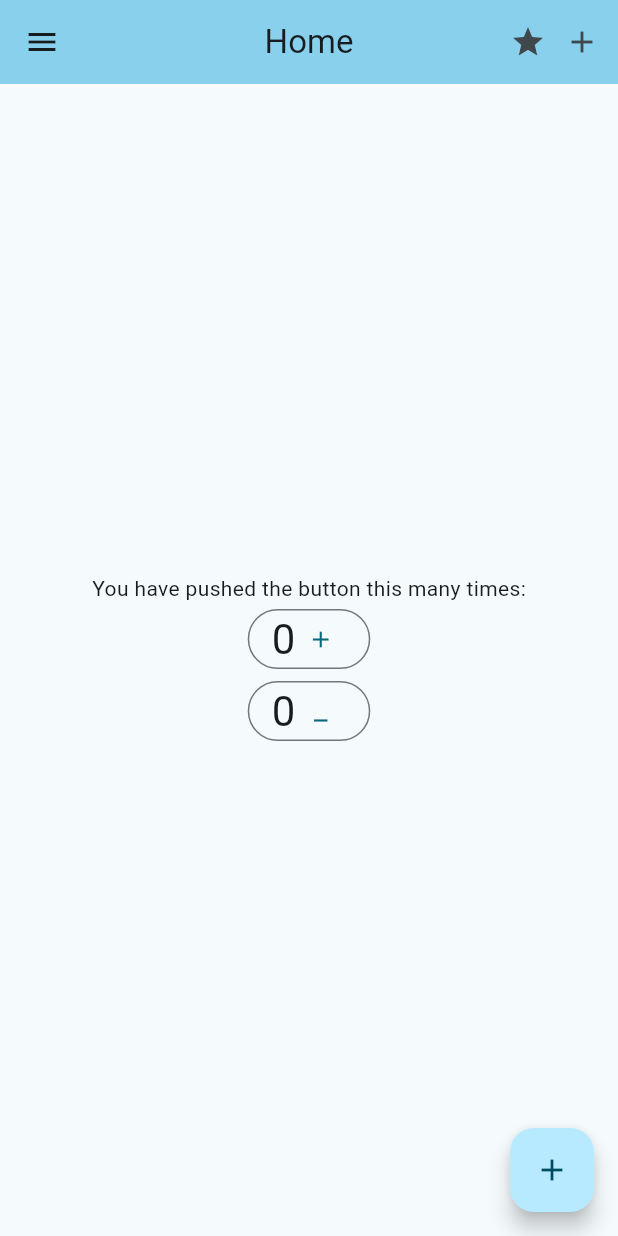
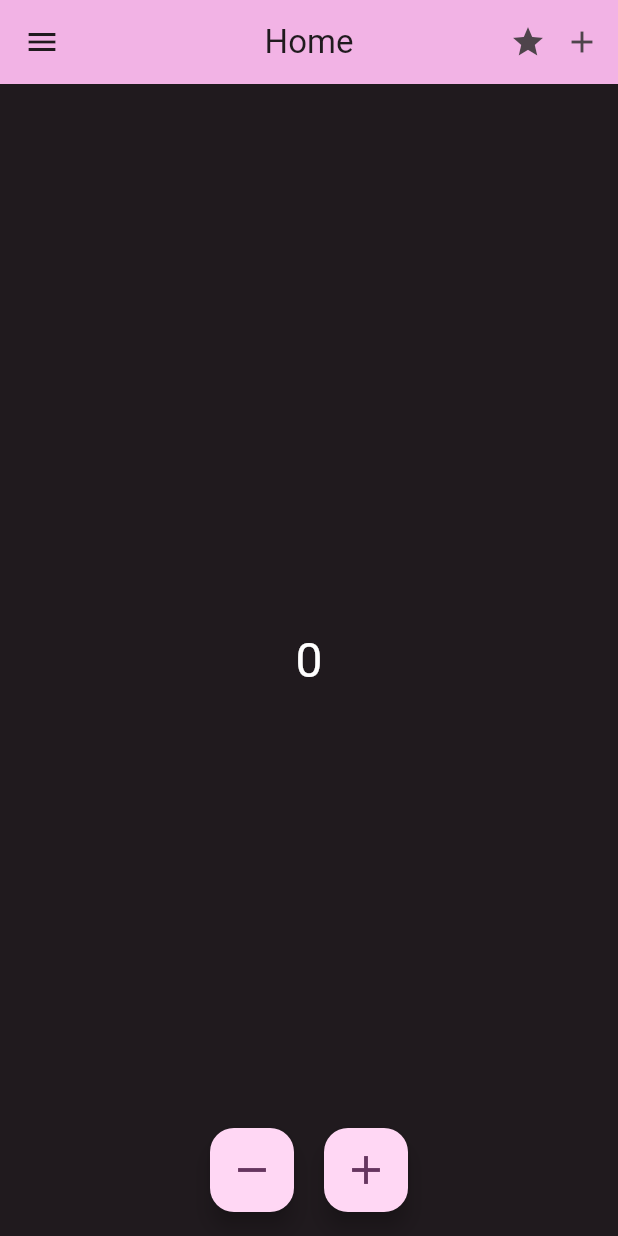
Before and after one commit to EsmailKhaleel/flutter_iti_training, a Flutter app: the screen it shows after launch, on a phone screen of 412 x 824 dp. Run offline on Flutter 3.47's test engine with Material 3 defaults, Android fonts, the light colour scheme and no system bars.

Commit message:
theme-added

```diff
--- a/lib/home_screen.dart
+++ b/lib/home_screen.dart
@@ -35,37 +35,32 @@ class _HomeScreenState extends State<HomeScreen> {
           IconButton(onPressed: _incrementCounter, icon: const Icon(Icons.add)),
         ],
       ),
-      body: Center(
-        child: Column(
-          mainAxisAlignment: MainAxisAlignment.center,
-          children: <Widget>[
-            const Text(
-              'You have pushed the button this many times:',
-            ),
-            OutlinedButton.icon(
-              label: const Icon(Icons.add),
-              onPressed: _incrementCounter,
-              icon: Text(
-                '$_counter',
-                style: Theme.of(context).textTheme.headlineMedium,
-              ),
-            ),
-            OutlinedButton.icon(
-              label: const Icon(Icons.minimize),
-              onPressed: _decrementCounter,
-              icon: Text(
-                '$_counter',
-                style: Theme.of(context).textTheme.headlineMedium,
-              ),
-            ),
-          ],
+      body: Container(
+        color: Theme.of(context).colorScheme.onSurface,
+        child: Center(
+          child: Text(
+            '$_counter',
+            style: Theme.of(context).textTheme.headlineLarge!.copyWith(
+                  color: Theme.of(context).colorScheme.onPrimary,
+                ),
+          ),
         ),
       ),
-      floatingActionButton: FloatingActionButton(
-        onPressed: _incrementCounter,
-        tooltip: 'Increment',
-        child: const Icon(Icons.add),
+      floatingActionButton: Row(
+        mainAxisAlignment: MainAxisAlignment.center,
+        children: [
+          FloatingActionButton(
+            onPressed: _decrementCounter,
+            child: const Icon(Icons.remove, size: 32),
+          ),
+          const SizedBox(width: 20),
+          FloatingActionButton(
+            onPressed: _incrementCounter,
+            child: const Icon(Icons.add, size: 32),
+          ),
+        ],
       ),
+      floatingActionButtonLocation: FloatingActionButtonLocation.centerFloat,
     );
   }
 }
--- a/lib/main.dart
+++ b/lib/main.dart
@@ -11,11 +11,11 @@ class MyApp extends StatelessWidget {
   @override
   Widget build(BuildContext context) {
     return MaterialApp(
-      title: 'Flutter Demo',
+      title: 'Stylish Counter',
       debugShowCheckedModeBanner: false,
       theme: ThemeData(
         colorScheme: ColorScheme.fromSeed(
-            seedColor: const Color.fromARGB(255, 0, 37, 48)),
+            seedColor: const Color.fromARGB(255, 45, 12, 42)),
         useMaterial3: true,
       ),
       home: const HomeScreen(),
```
